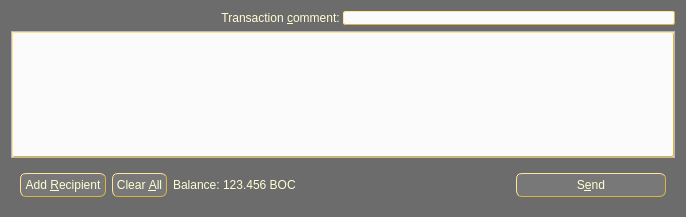
Old version of the form src/qt/forms/sendcoinsdialog.ui in the repository xming/carpediemcoin.
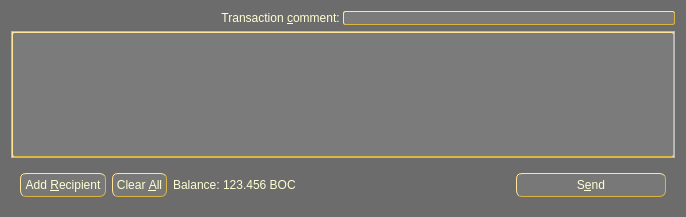
New version of the form. Icons and pictures are not drawn. Custom widgets are drawn as their Qt base class.

Commit message: Bumped target block for new PoS Protocol. Updated inconsistent UI pages. Added some color to transaction icons.

```diff
--- a/src/qt/forms/sendcoinsdialog.ui
+++ b/src/qt/forms/sendcoinsdialog.ui
@@ -14,7 +14,7 @@
    <string>Send Coins</string>
   </property>
   <property name="styleSheet">
-   <string notr="true">QDialog {background-color: #6C6C6C; color: #FFFFD3 } QPushButton { background-color: #787878; color: #FFFFD3; border-style:outset; border-color: #dcb540; border-width: 1px; border-radius: 6px; padding: 4px} QPushButton::hover { background-color: #6C6C6C; color: #FFFFD3; border-style:outset; border-color: #dcb540; border-width: 1px; border-radius: 6px; padding: 4px}  QPushButton::pressed {background-color: #FBFBFB; color: #E5990C; border-style:outset; border-color: #DCB540; border-radius: 6px; padding: 4px} QLabel {color: #FFFFD3} #editTxComment {background-color: #FBFBFB; color: #E5990C; border-style:outset; border-color: #dcb540; border-width: 1px; border-radius: 2px; padding: 0px} #scrollAreaWidgetContents {background-color: #FBFBFB; color: #E5990C; border-style:outset; border-color: #dcb540; border-width: 1px; border-radius: 2px; padding: 0px}</string>
+   <string notr="true">QDialog {background-color: #6C6C6C; color: #FFFFD3 } QPushButton { background-color: #787878; color: #FFFFD3; border-style:outset; border-color: #dcb540; border-width: 1px; border-radius: 6px; padding: 4px} QPushButton::hover { background-color: #6C6C6C; color: #FFFFD3; border-style:outset; border-color: #dcb540; border-width: 1px; border-radius: 6px; padding: 4px}  QPushButton::pressed {background-color: #FBFBFB; color: #E5990C; border-style:outset; border-color: #DCB540; border-radius: 6px; padding: 4px} QLabel {color: #FFFFD3}  #scrollAreaWidgetContents {background-color: #7B7B7B; color: #FFFFD3;; border-style:outset; border-color: #dcb540; border-width: 1px; border-radius: 2px; padding: 0px}</string>
   </property>
   <layout class="QVBoxLayout" name="verticalLayout">
    <item>
@@ -44,7 +44,7 @@
         <string>Enter a public transaction comment. Max 140 chars.</string>
        </property>
        <property name="styleSheet">
-        <string notr="true">background-color: #FBFBFB; color: #E5990C; border-style:outset; border-color: #dcb540; border-width: 1px; border-radius: 2px; padding: 0px</string>
+        <string notr="true">background-color: #7B7B7B; color: #FFFFD3;; border-style:outset; border-color: #dcb540; border-width: 1px; border-radius: 2px; padding: 0px</string>
        </property>
       </widget>
      </item>
```
The commit also changes 18 other files.
